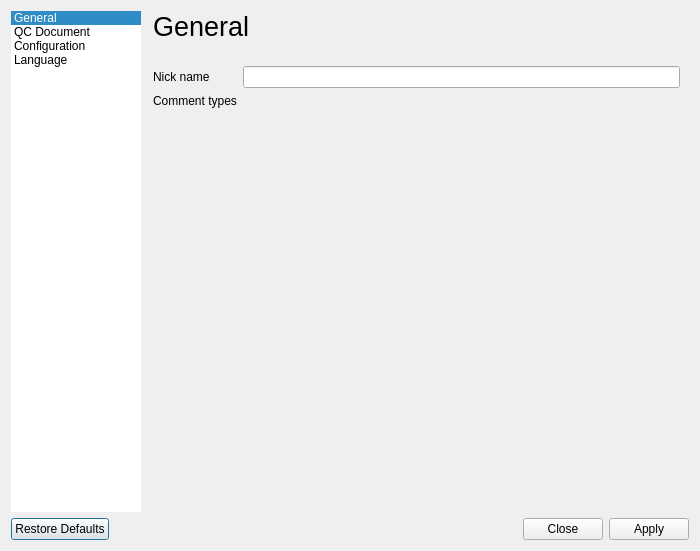
Qt form gui/preferences.ui (mpvqc/mpvQC) before a commit.
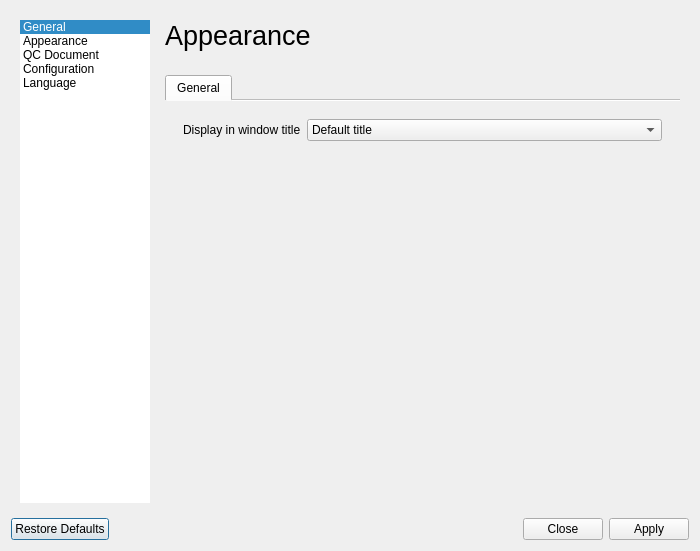
The same form after that commit. The open tabs and pages were chosen to show the change. Icons and pictures are not drawn. Custom widgets are drawn as their Qt base class.

```diff
--- a/gui/preferences.ui
+++ b/gui/preferences.ui
@@ -23,6 +23,15 @@
    <item>
     <widget class="QWidget" name="widget" native="true">
      <layout class="QHBoxLayout" name="horizontalLayout">
+         <item>
+             <widget class="QWidget" name="widget_13" native="true">
+                 <property name="sizePolicy">
+                     <sizepolicy hsizetype="Fixed" vsizetype="Expanding">
+                         <horstretch>0</horstretch>
+                         <verstretch>0</verstretch>
+                     </sizepolicy>
+                 </property>
+                 <layout class="QHBoxLayout" name="horizontalLayout_6">
       <property name="leftMargin">
        <number>0</number>
       </property>
@@ -38,7 +47,7 @@
       <item>
        <widget class="QListWidget" name="navigationList">
         <property name="sizePolicy">
-         <sizepolicy hsizetype="Minimum" vsizetype="Expanding">
+                                 <sizepolicy hsizetype="Expanding" vsizetype="Expanding">
           <horstretch>0</horstretch>
           <verstretch>0</verstretch>
          </sizepolicy>
@@ -113,6 +122,16 @@
           </iconset>
          </property>
         </item>
+                             <item>
+                                 <property name="text">
+                                     <string>Appearance</string>
+                                 </property>
+                                 <property name="icon">
+                                     <iconset theme="photocollage">
+                                         <normaloff>.</normaloff>.
+                                     </iconset>
+                                 </property>
+                             </item>
         <item>
          <property name="text">
           <string>QC Document</string>
@@ -145,10 +164,13 @@
         </item>
        </widget>
       </item>
+                 </layout>
+       </widget>
+      </item>
       <item>
        <widget class="QStackedWidget" name="stackedWidget">
         <property name="sizePolicy">
-         <sizepolicy hsizetype="Expanding" vsizetype="Expanding">
+            <sizepolicy hsizetype="Preferred" vsizetype="Preferred">
           <horstretch>0</horstretch>
           <verstretch>0</verstretch>
          </sizepolicy>
@@ -164,6 +186,9 @@
           <property name="topMargin">
            <number>0</number>
           </property>
+             <property name="rightMargin">
+                 <number>0</number>
+             </property>
           <property name="bottomMargin">
            <number>0</number>
           </property>
@@ -271,6 +296,131 @@
           </item>
          </layout>
         </widget>
+           <widget class="QWidget" name="pageAppearance">
+               <layout class="QVBoxLayout" name="verticalLayout_11">
+                   <property name="topMargin">
+                       <number>0</number>
+                   </property>
+                   <property name="rightMargin">
+                       <number>0</number>
+                   </property>
+                   <property name="bottomMargin">
+                       <number>0</number>
+                   </property>
+                   <item>
+                       <widget class="QWidget" name="widget_11" native="true">
+                           <property name="sizePolicy">
+                               <sizepolicy hsizetype="Preferred" vsizetype="Minimum">
+                                   <horstretch>0</horstretch>
+                                   <verstretch>0</verstretch>
+                               </sizepolicy>
+                           </property>
+                           <layout class="QVBoxLayout" name="verticalLayout_12">
+                               <property name="spacing">
+                                   <number>0</number>
+                               </property>
+                               <property name="leftMargin">
+                                   <number>0</number>
+                               </property>
+                               <property name="topMargin">
+                                   <number>0</number>
+                               </property>
+                               <property name="rightMargin">
+                                   <number>0</number>
+                               </property>
+                               <property name="bottomMargin">
+                                   <number>18</number>
+                               </property>
+                               <item>
+                                   <widget class="QLabel" name="label_9">
+                                       <property name="font">
+                                           <font>
+                                               <pointsize>20</pointsize>
+                                           </font>
+                                       </property>
+                                       <property name="text">
+                                           <string>Appearance</string>
+                                       </property>
+                                   </widget>
+                               </item>
+                           </layout>
+                       </widget>
+                   </item>
+                   <item>
+                       <widget class="QWidget" name="widget_12" native="true">
+                           <layout class="QHBoxLayout" name="horizontalLayout_4">
+                               <property name="leftMargin">
+                                   <number>0</number>
+                               </property>
+                               <property name="topMargin">
+                                   <number>0</number>
+                               </property>
+                               <property name="rightMargin">
+                                   <number>0</number>
+                               </property>
+                               <property name="bottomMargin">
+                                   <number>0</number>
+                               </property>
+                               <item>
+                                   <widget class="QTabWidget" name="tabWidget_2">
+                                       <property name="tabPosition">
+                                           <enum>QTabWidget::North</enum>
+                                       </property>
+                                       <property name="tabShape">
+                                           <enum>QTabWidget::Rounded</enum>
+                                       </property>
+                                       <property name="currentIndex">
+                                           <number>0</number>
+                                       </property>
+                                       <property name="documentMode">
+                                           <bool>true</bool>
+                                       </property>
+                                       <widget class="QWidget" name="tabGeneral">
+                                           <attribute name="title">
+                                               <string>General</string>
+                                           </attribute>
+                                           <layout class="QHBoxLayout" name="horizontalLayout_7">
+                                               <item>
+                                                   <widget class="QWidget" name="widget_14" native="true">
+                                                       <layout class="QFormLayout" name="formLayout_4">
+                                                           <item row="0" column="0">
+                                                               <widget class="QLabel" name="label_10">
+                                                                   <property name="text">
+                                                                       <string>Display in window title</string>
+                                                                   </property>
+                                                               </widget>
+                                                           </item>
+                                                           <item row="0" column="1">
+                                                               <widget class="QComboBox" name="window_title_combo_box">
+                                                                   <item>
+                                                                       <property name="text">
+                                                                           <string>Default title</string>
+                                                                       </property>
+                                                                   </item>
+                                                                   <item>
+                                                                       <property name="text">
+                                                                           <string>Video title</string>
+                                                                       </property>
+                                                                   </item>
+                                                                   <item>
+                                                                       <property name="text">
+                                                                           <string>Video path</string>
+                                                                       </property>
+                                                                   </item>
+                                                               </widget>
+                                                           </item>
+                                                       </layout>
+                                                   </widget>
+                                               </item>
+                                           </layout>
+                                       </widget>
+                                   </widget>
+                               </item>
+                           </layout>
+                       </widget>
+                   </item>
+               </layout>
+           </widget>
         <widget class="QWidget" name="pageQcDocument">
          <layout class="QVBoxLayout" name="verticalLayout_6">
           <property name="leftMargin">
```
Left out of the diff: 12 changed lines with no effect on the pictures. Lines whose indentation alone changed are shown as unchanged.
